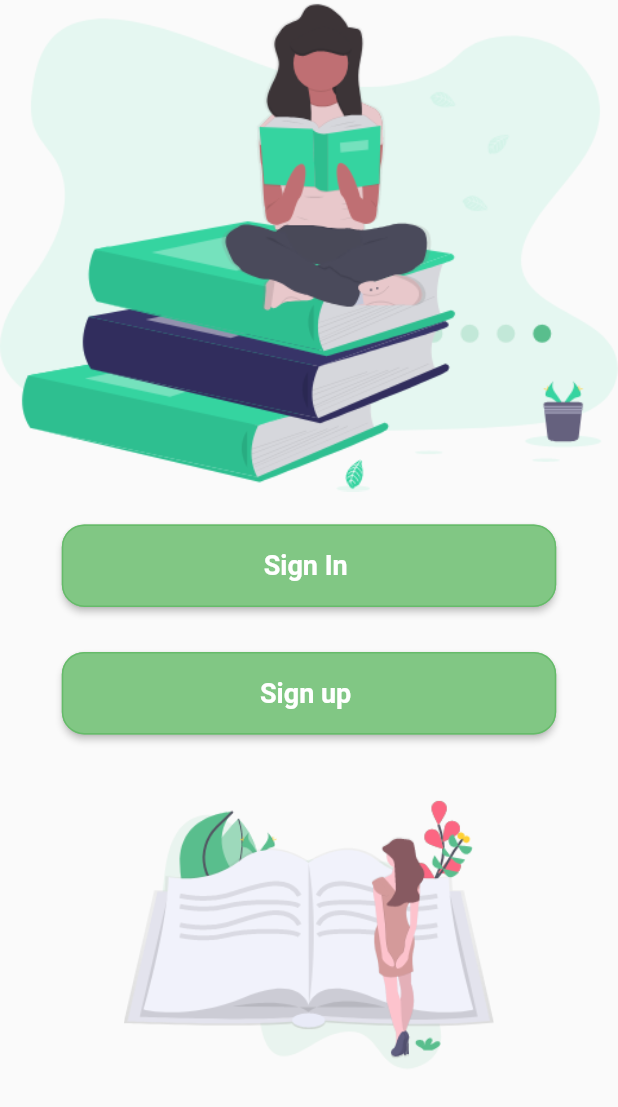
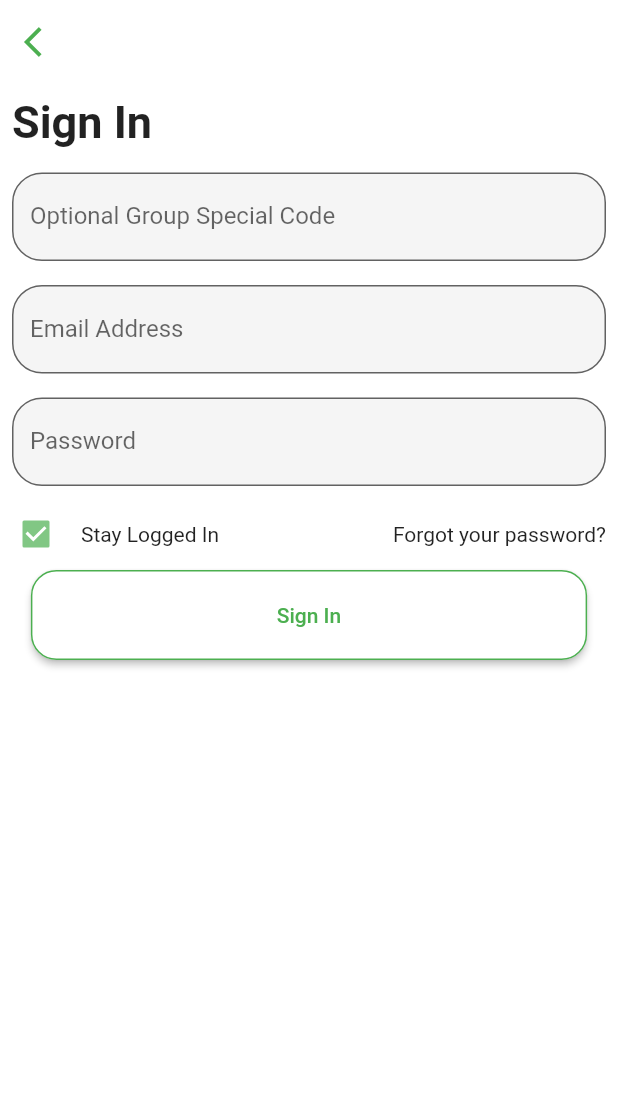
Before and after one commit to infiniteoverflow/Grocer-App, a Flutter app: the UserAuth screen opened directly, after a tap on "Sign In", on a phone screen of 412 x 824 dp. Shown: the top 1107 px of the screen. Run offline on Flutter 3.47's test engine with Material 2 defaults, Android fonts, the light colour scheme and no system bars; missing offline and left inert: flutter_onboarding_screen.

Commit message:
Added Sign in screen

```diff
--- a/lib/main.dart
+++ b/lib/main.dart
@@ -1,6 +1,7 @@
 import 'package:flutter/material.dart';
 import 'package:flutter_onboarding_screen/flutteronboardingscreens.dart';
 import 'package:flutter_onboarding_screen/OnbordingData.dart';
+import 'package:grocer_app/screens/signin.dart';
 
 void main() => runApp(MaterialApp(
   debugShowCheckedModeBanner: false,
@@ -85,7 +86,9 @@ class _UserAuthState extends State<UserAuth> {
                 height: 55,
                 child: RaisedButton(
                   onPressed: () {
-
+                    Navigator.push(context, MaterialPageRoute(
+                      builder: (context) => SignIn(),
+                    ));
                   },
                   color: Colors.green[300],
                   child: Text(
--- /dev/null
+++ b/lib/screens/signin.dart
@@ -0,0 +1,155 @@
+import 'package:flutter/material.dart';
+
+class SignIn extends StatefulWidget {
+  SignIn({Key key}) : super(key: key);
+
+  @override
+  _SignInState createState() => _SignInState();
+}
+
+class _SignInState extends State<SignIn> {
+
+  bool isChecked = true;
+
+  @override
+  Widget build(BuildContext context) {
+    return Scaffold(
+      appBar: AppBar(
+        leading: Icon(Icons.arrow_back_ios,color: Colors.green,),
+        backgroundColor: Colors.white,
+        elevation: 0,
+      ),
+      backgroundColor: Colors.white,
+      body: SafeArea(
+        child: SingleChildScrollView(
+          child: Column(
+            crossAxisAlignment: CrossAxisAlignment.start,
+            children: [
+              Padding(
+                padding: const EdgeInsets.all(8.0),
+                child: Text(
+                  "Sign In",
+                  style: TextStyle(
+                    fontSize: 30,
+                    fontWeight: FontWeight.bold
+                  ),
+                ),
+              ),
+
+              Padding(
+                padding: const EdgeInsets.all(8.0),
+                child: Container(
+                  child: TextField(
+                    decoration: InputDecoration(
+                      border: OutlineInputBorder(
+                        borderRadius: BorderRadius.circular(20),
+                      ),
+                      filled: true,
+                      fillColor: Colors.red[150],
+                      labelText: "Optional Group Special Code"
+                    ),
+                  ),
+                ),
+              ),
+
+              Padding(
+                padding: const EdgeInsets.all(8.0),
+                child: Container(
+                  child: TextField(
+                    decoration: InputDecoration(
+                      border: OutlineInputBorder(
+                        borderRadius: BorderRadius.circular(20),
+                      ),
+                      filled: true,
+                      fillColor: Colors.grey[150],
+                      labelText: "Email Address"
+                    ),
+                  ),
+                ),
+              ),
+
+              Padding(
+                padding: const EdgeInsets.all(8.0),
+                child: Container(
+                  child: TextField(
+                    decoration: InputDecoration(
+                      border: OutlineInputBorder(
+                        borderRadius: BorderRadius.circular(20),
+                      ),
+                      filled: true,
+                      fillColor: Colors.grey[150],
+                      labelText: "Password"
+                    ),
+                  ),
+                ),
+              ),
+
+              Row(
+                mainAxisAlignment: MainAxisAlignment.spaceBetween,
+                children: [
+                  Row(
+                    children: [
+                      Checkbox(
+                        value: isChecked,
+                        checkColor: Colors.white,
+                        activeColor: Colors.green[300],
+                        onChanged: (value) {
+                          setState(() {
+                            isChecked = value;
+                          });
+                        },
+
+                      ),
+
+                      Padding(
+                        padding: const EdgeInsets.only(left:6.0),
+                        child: Text(
+                          "Stay Logged In"
+                        ),
+                      )
+                    ],
+                  ),
+
+                  Padding(
+                    padding: const EdgeInsets.only(right:8.0),
+                    child: GestureDetector(
+                      child: Text(
+                        "Forgot your password?"
+                      ),
+                    ),
+                  )
+                ],
+              ),
+
+              Align(
+                alignment: Alignment.center,
+                child: SizedBox(
+                  height: 60,
+                  width: MediaQuery.of(context).size.width*0.9,
+                  child: RaisedButton(
+                    onPressed: () {
+
+                    },
+                    color: Colors.white,
+                    shape: OutlineInputBorder(
+                      borderRadius: BorderRadius.circular(17),
+                      borderSide: BorderSide(
+                        color:Colors.green,
+                      )
+                    ),
+                    child: Text(
+                      "Sign In",
+                      style: TextStyle(
+                        color: Colors.green
+                      ),
+                    ),
+                  ),
+                ),
+              )
+            ],
+          ),
+        ),
+      )
+    );
+  }
+}
```
